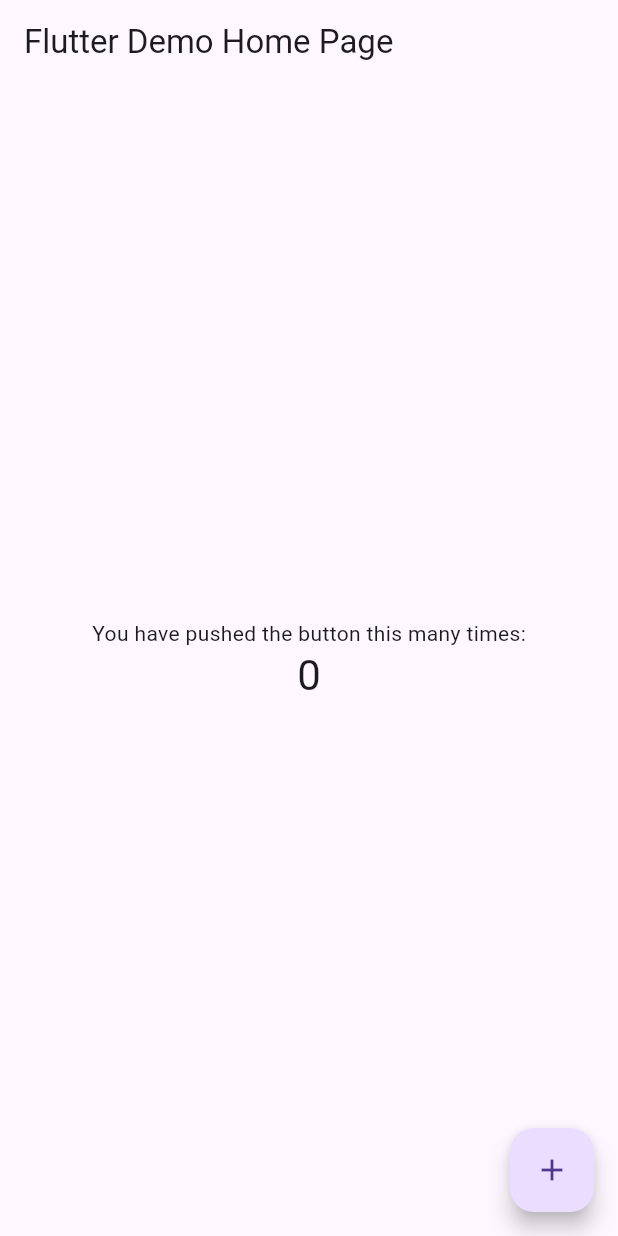
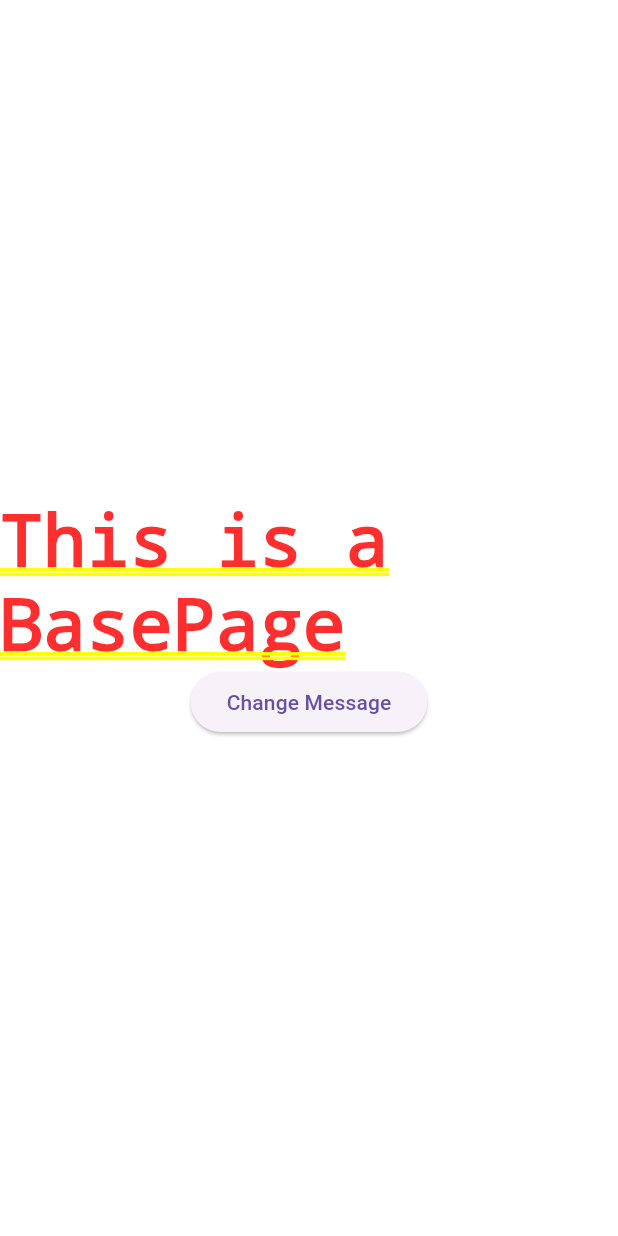
Before and after one commit to Mohammadhsmhs/flutter-test, a Flutter app: the screen it shows after launch, on a phone screen of 412 x 824 dp. Run offline on Flutter 3.47's test engine with Material 3 defaults, Android fonts, the phone set to English and light mode, and no system bars.

Commit message:
changes added

```diff
--- a/testproject/lib/main.dart
+++ b/testproject/lib/main.dart
@@ -1,120 +1,83 @@
 import 'package:flutter/material.dart';
 
-void main() {
-  runApp(const MyApp());
+/// BasePage is the superclass for MyHomePage
+class BasePage extends StatefulWidget {
+  /// Creates the state for the BasePage widget.
+  @override
+  _BasePageState<BasePage> createState() => _BasePageState<BasePage>();
 }
 
-class MyApp extends StatelessWidget {
-  const MyApp({super.key});
+/// _BasePageState is the State class for the BasePage widget.
+/// It manages the internal state of the widget, including the message displayed on the screen.
+class _BasePageState<T extends BasePage> extends State<T> {
+  /// The message to be displayed on the screen.
+  String message = "This is a BasePage";
 
-  // This widget is the root of your application.
+  /// Changes the message to "The message has been changed".
+  /// This method is called when the "Change Message" button is pressed.
+  void changeMessage() {
+    /// Log a message to the console indicating that the message has been changed.
+    print("Message changed in MyHomePage");
+
+    /// Update the message variable to the new value.
+    message = "The message has been changed";
+
+    /// Trigger the widget tree to rebuild, causing the updated message to be displayed on the screen.
+    setState(() {});
+  }
+
+  /// Builds the widget tree for the BasePage.
+  /// It returns a Center widget that contains the message and the "Change Message" button.
   @override
   Widget build(BuildContext context) {
-    return MaterialApp(
-      title: 'Flutter Demo',
-      theme: ThemeData(
-        // This is the theme of your application.
-        //
-        // Try running your application with "flutter run". You'll see the
-        // application has a blue toolbar. Then, without quitting the app, try
-        // changing the primarySwatch below to Colors.green and then invoke
-        // "hot reload" (press "r" in the console where you ran "flutter run",
-        // or simply save your changes to "hot reload" in a Flutter IDE).
-        // Notice that the counter didn't reset back to zero; the application
-        // is not restarted.
-        primarySwatch: Colors.blue,
+    return Center(
+      child: Column(
+        mainAxisAlignment: MainAxisAlignment.center,
+        children: [
+          /// Displays the message to the user.
+          Text(message),
+
+          /// Creates an ElevatedButton widget that triggers the `changeMessage()` method when pressed.
+          ElevatedButton(
+            onPressed: changeMessage,
+            child: const Text('Change Message'),
+          ),
+        ],
       ),
-      home: const MyHomePage(title: 'Flutter Demo Home Page'),
     );
   }
 }
 
-class MyHomePage extends StatefulWidget {
-  const MyHomePage({super.key, required this.title});
-
-  // This widget is the home page of your application. It is stateful, meaning
-  // that it has a State object (defined below) that contains fields that affect
-  // how it looks.
-
-  // This class is the configuration for the state. It holds the values (in this
-  // case the title) provided by the parent (in this case the App widget) and
-  // used by the build method of the State. Fields in a Widget subclass are
-  // always marked "final".
-
-  final String title;
-
+/// MyHomePage inherits from BasePage.
+class MyHomePage extends BasePage {
+  /// Creates the state for the MyHomePage widget.
   @override
-  State<MyHomePage> createState() => MyHomePageState();
+  _MyHomePageState createState() => _MyHomePageState();
 }
 
-class MyHomePageState extends State<MyHomePage> {
-  int _counter = 0;
+/// _MyHomePageState is the State class for the MyHomePage widget.
+/// It overrides the `changeMessage()` method in the BasePageState class to print a message to the console when the method is called.
+class _MyHomePageState extends _BasePageState<MyHomePage> {
+  @override
+  void changeMessage() {
+    /// Calls the `super.changeMessage()` method to change the message and trigger the widget tree rebuild.
+    super.changeMessage();
 
-  void incrementCounter() {
-    setState(() {
-      // This call to setState tells the Flutter framework that something has
-      // changed in this State, which causes it to rerun the build method below
-      // so that the display can reflect the updated values. If we changed
-      // _counter without calling setState(), then the build method would not be
-      // called again, and so nothing would appear to happen.
-      _counter++;
-    });
+    /// Prints a message to the console indicating that the message has been changed in MyHomePage.
+    print("Message changed in MyHomePage");
   }
+}
 
+void main() {
+  runApp(MyApp());
+}
+
+class MyApp extends StatelessWidget {
   @override
   Widget build(BuildContext context) {
-    // This method is rerun every time setState is called, for instance as done
-    // by the _incrementCounter method above.
-    //
-    // The Flutter framework has been optimized to make rerunning build methods
-    // fast, so that you can just rebuild anything that needs updating rather
-    // than having to individually change instances of widgets.
-    return Scaffold(
-      appBar: AppBar(
-        // Here we take the value from the MyHomePage object that was created by
-        // the App.build method, and use it to set our appbar title.
-        title: Text(widget.title),
-      ),
-      body: Center(
-        // Center is a layout widget. It takes a single child and positions it
-        // in the middle of the parent.
-        child: Column(
-          // Column is also a layout widget. It takes a list of children and
-          // arranges them vertically. By default, it sizes itself to fit its
-          // children horizontally, and tries to be as tall as its parent.
-          //
-          // Invoke "debug painting" (press "p" in the console, choose the
-          // "Toggle Debug Paint" action from the Flutter Inspector in Android
-          // Studio, or the "Toggle Debug Paint" command in Visual Studio Code)
-          // to see the wireframe for each widget.
-          //
-          // Column has various properties to control how it sizes itself and
-          // how it positions its children. Here we use mainAxisAlignment to
-          // center the children vertically; the main axis here is the vertical
-          // axis because Columns are vertical (the cross axis would be
-          // horizontal).
-          mainAxisAlignment: MainAxisAlignment.center,
-          children: <Widget>[
-            const Text(
-              'You have pushed the button this many times:',
-            ),
-            Text(
-              '$_counter',
-              style: Theme.of(context).textTheme.headlineMedium,
-            ),
-          ],
-        ),
-      ),
-      floatingActionButton: FloatingActionButton(
-        onPressed: incrementCounter,
-        tooltip: 'Increment',
-        child: const Icon(Icons.add),
-      ), // This trailing comma makes auto-formatting nicer for build methods.
+    return MaterialApp(
+      title: 'Inheritance Example',
+      home: MyHomePage(),
     );
   }
 }
-
-class TestClass extends MyHomePageState {
-  @override
-  incrementCounter() {}
-}
```
Also changed, not shown: testproject/pubspec.lock.
